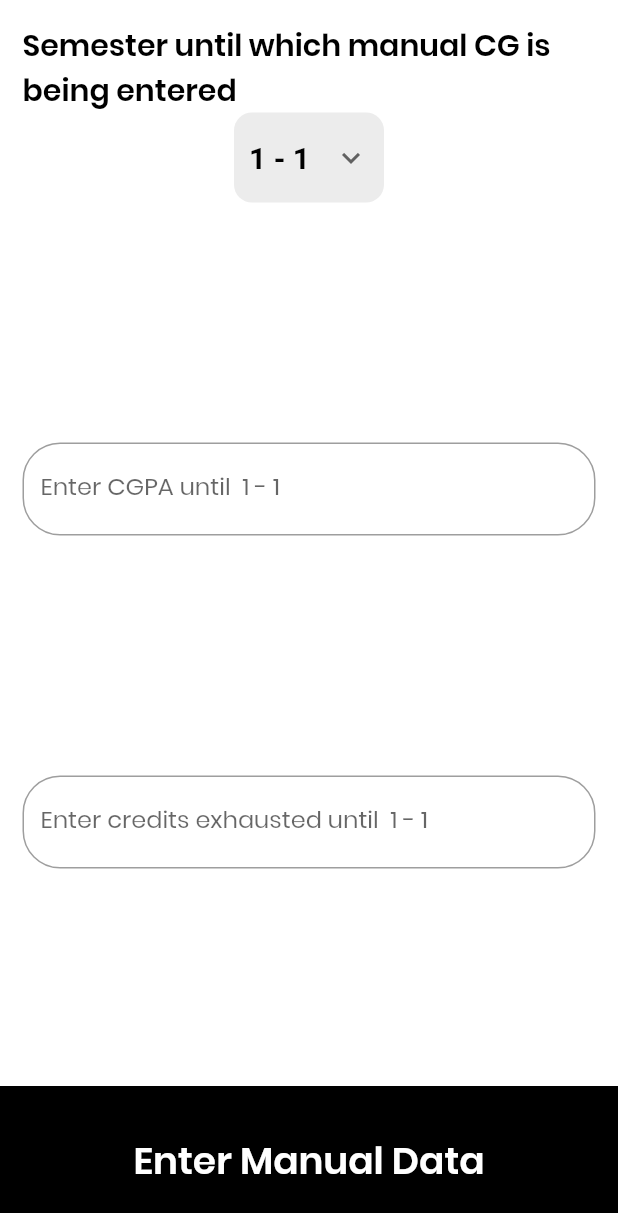
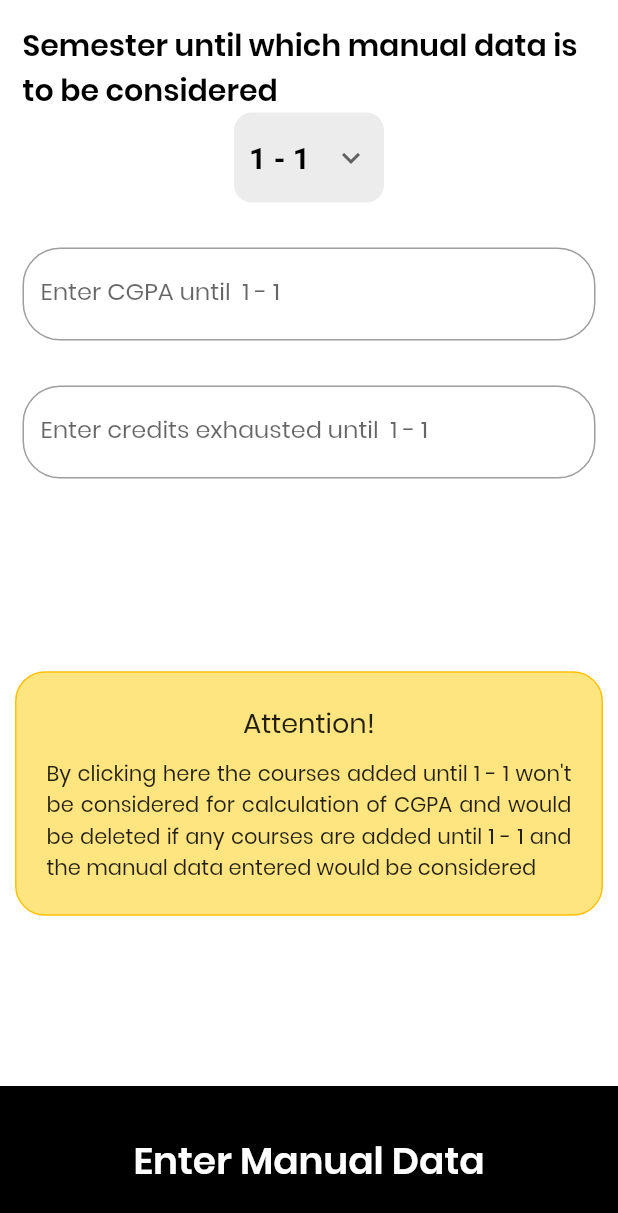
Before and after one commit to saiankit/cgpacalculator, a Flutter app: the ManualEntry screen opened directly, after a tap on "Enter Manual Data", after a tap on the "add" icon, on a phone screen of 412 x 824 dp. Shown: the top 1213 px of the screen. Run offline on Flutter 3.47's test engine with Material 2 defaults, Android fonts, the phone set to English and light mode, and no system bars; our stand-ins replace firebase_auth, flutter_spinkit, flutter_svg, google_sign_in, hive, marquee and 2 more; accounts and stored records are empty; generated files the repository leaves out were written again.

```diff
--- a/lib/data/hive_api.dart
+++ b/lib/data/hive_api.dart
@@ -16,6 +16,6 @@ void hiveDeleteData() {
   Hive.box('manualData').delete('manualSem');
 }
 
-dynamic hiveGetData(String query) {
+String hiveGetData(String query) {
   return Hive.box('manualData').get(query);
 }
--- a/lib/screens/manualEntry.dart
+++ b/lib/screens/manualEntry.dart
@@ -14,6 +14,10 @@ class ManualEntry extends StatefulWidget {
 }
 
 class _ManualEntryState extends State<ManualEntry> {
+  bool _keyboardIsVisible() {
+    return !(MediaQuery.of(context).viewInsets.bottom == 0.0);
+  }
+
   String cgpa;
   bool isLoading = false;
   @override
@@ -30,13 +34,16 @@ class _ManualEntryState extends State<ManualEntry> {
                     child: Column(
                       mainAxisAlignment: MainAxisAlignment.spaceBetween,
                       children: [
+                        Column(
+                          mainAxisAlignment: MainAxisAlignment.center,
+                          children: [
                             Padding(
                               padding: const EdgeInsets.all(15.0),
                               child: Column(
                                 crossAxisAlignment: CrossAxisAlignment.center,
                                 children: <Widget>[
                                   Text(
-                                'Semester until which manual CG is being entered',
+                                    'Semester until which manual data is to be considered',
                                     style: ThemeStyles.marqueeTextStyle,
                                   ),
                                   Container(
@@ -59,8 +66,8 @@ class _ManualEntryState extends State<ManualEntry> {
                                             fontSize: 20.0,
                                           ),
                                           underline: Container(),
-                                      value:
-                                          Provider.of<CourseInfoState>(context)
+                                          value: Provider.of<CourseInfoState>(
+                                                  context)
                                               .defaultSemesterManual,
                                           items: semesterList
                                               .map<DropdownMenuItem<String>>(
@@ -72,7 +79,8 @@ class _ManualEntryState extends State<ManualEntry> {
                                             },
                                           ).toList(),
                                           onChanged: (String value) {
-                                        Provider.of<CourseInfoState>(context,
+                                            Provider.of<CourseInfoState>(
+                                                    context,
                                                     listen: false)
                                                 .changeManualSemester(value);
                                           },
@@ -133,6 +141,39 @@ class _ManualEntryState extends State<ManualEntry> {
                                 ),
                               ),
                             ),
+                          ],
+                        ),
+                        _keyboardIsVisible() == false
+                            ? Padding(
+                                padding: const EdgeInsets.all(10.0),
+                                child: Container(
+                                  decoration: BoxDecoration(
+                                    color: Colors.amberAccent[100],
+                                    border: Border.all(color: Colors.amber),
+                                    borderRadius: BorderRadius.circular(20.0),
+                                  ),
+                                  child: Padding(
+                                    padding: const EdgeInsets.all(20.0),
+                                    child: Column(
+                                      children: [
+                                        Padding(
+                                          padding: const EdgeInsets.only(
+                                              bottom: 10.0),
+                                          child: Text(
+                                            'Attention!',
+                                            style: TextStyle(fontSize: 18.0),
+                                          ),
+                                        ),
+                                        Text(
+                                          'By clicking here the courses added until ${Provider.of<CourseInfoState>(context).defaultSemesterManual} won\'t be considered for calculation of CGPA and would be deleted if any courses are added until ${Provider.of<CourseInfoState>(context).defaultSemesterManual} and the manual data entered would be considered',
+                                          textAlign: TextAlign.justify,
+                                        ),
+                                      ],
+                                    ),
+                                  ),
+                                ),
+                              )
+                            : Container(),
                         GestureDetector(
                           onTap: () {
                             setState(() {
--- a/lib/services/gradePointCalculator.dart
+++ b/lib/services/gradePointCalculator.dart
@@ -39,7 +39,7 @@ String calculateCGPA(AsyncSnapshot<List<Course>> snapshot) {
       cummulativeGradePointAverage; //CGPA [String] that is returned by the function
 
   //Initial Values
-  double initialCGPA = hiveGetData('manualCGPA')
+  double initialCGPA = hiveGetData('manualCGPA') == null
       ? double.parse('0.00')
       : double.parse(hiveGetData('manualCGPA'));
   // double intialCGPA = double.parse(prefs.getString(
```
Lines whose indentation alone changed are shown as unchanged.
